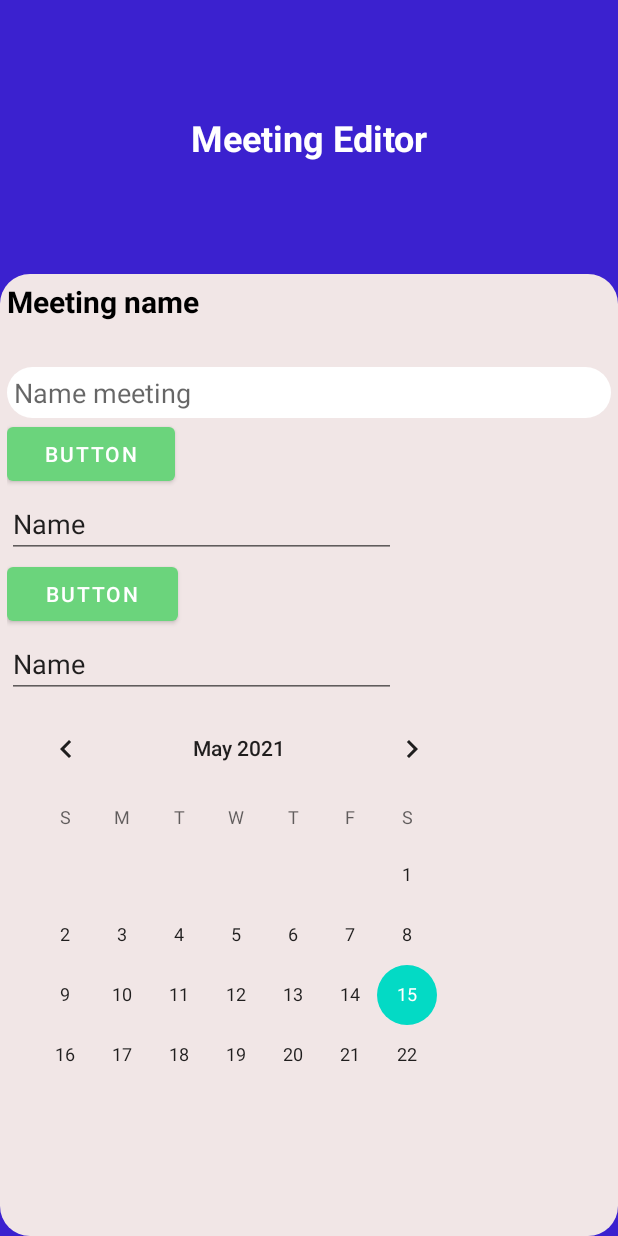
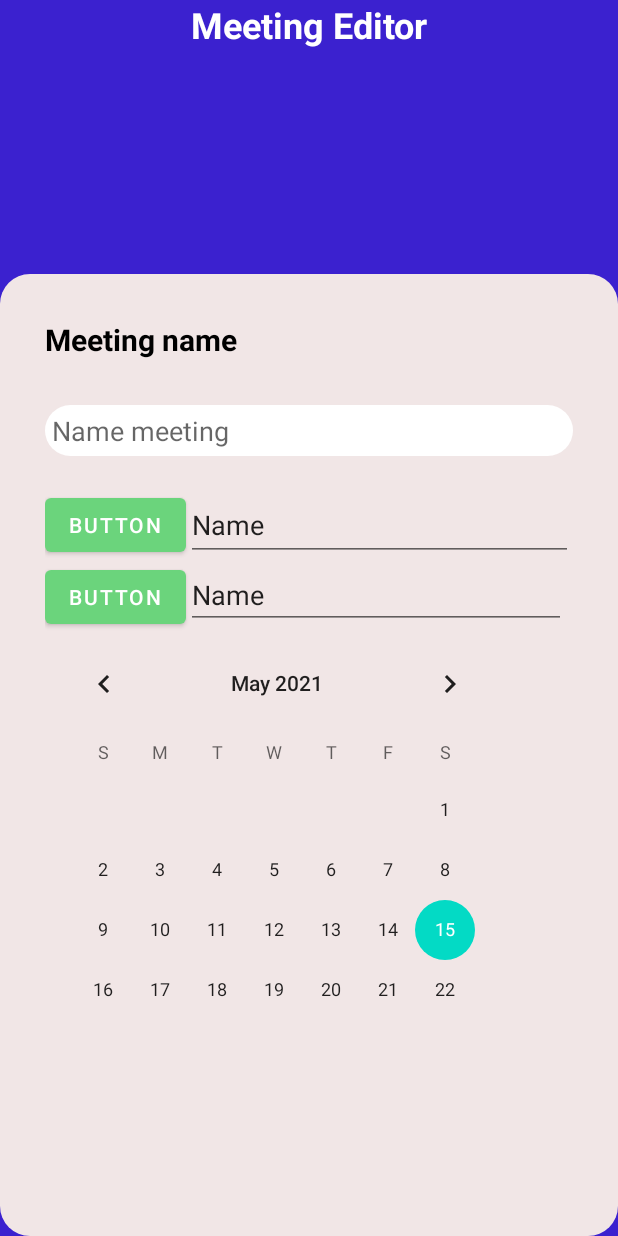
Before and after one commit to tipeXwins/tipexlunch, an Android app: the screen it shows after launch (MainActivity), on a phone screen of 412 x 824 dp. Run offline under Robolectric (Android 15) with nearby library versions, the phone set to English and light mode, and no system bars.

Commit message:
Modifique fragment editor y margins

```diff
--- a/app/src/main/java/com/example/intouch/EditorFragment.kt
+++ b/app/src/main/java/com/example/intouch/EditorFragment.kt
@@ -20,9 +20,9 @@ class EditorFragment(): Fragment(){
     override fun onViewCreated(view: View, savedInstanceState: Bundle?) {
         super.onViewCreated(view, savedInstanceState)
 
-        view.findViewById<Button>(R.id.buttontron).setOnClickListener {
-            findNavController().navigate(R.id.ruta)
-        }
+       // view.findViewById<Button>(R.id.buttontron).setOnClickListener {
+         //   findNavController().navigate(R.id.ruta)
+       // }
     }
 
  }
--- a/app/src/main/res/layout/fragment_editor.xml
+++ b/app/src/main/res/layout/fragment_editor.xml
@@ -29,16 +29,15 @@
             app:layout_constraintTop_toTopOf="parent" />
 
         <LinearLayout
-            android:id="@+id/linearLayout3"
             android:layout_width="412dp"
             android:layout_height="641dp"
             android:background="@drawable/roundedsquare"
             android:backgroundTint="#F1E6E6"
             android:orientation="vertical"
+            android:padding="@dimen/def_contentainer"
             app:layout_constraintBottom_toBottomOf="parent"
             app:layout_constraintEnd_toEndOf="parent"
-            app:layout_constraintStart_toStartOf="parent"
-            >
+            app:layout_constraintStart_toStartOf="parent">
 
             <TextView
                 android:id="@+id/textView"
@@ -64,9 +63,18 @@
                 android:hint="Name meeting"
                 android:inputType="text" />
 
+            <Space
+                android:layout_width="match_parent"
+                android:layout_height="22dp" />
+
+            <LinearLayout
+                android:layout_width="match_parent"
+                android:layout_height="wrap_content"
+                android:orientation="horizontal">
+
                 <Button
-                android:id="@+id/button"
-                android:layout_width="112dp"
+                    android:id="@+id/bFecha"
+                    android:layout_width="wrap_content"
                     android:layout_height="wrap_content"
                     android:allowUndo="true"
                     android:text="Button"
@@ -75,16 +83,22 @@
                     tools:text="Fecha" />
 
                 <EditText
-                android:id="@+id/editTextTextPersonName"
-                android:layout_width="259dp"
-                android:layout_height="wrap_content"
+                    android:id="@+id/eFecha"
+                    android:layout_width="match_parent"
+                    android:layout_height="match_parent"
                     android:ems="10"
                     android:inputType="textPersonName"
                     android:text="Name" />
+            </LinearLayout>
+
+            <LinearLayout
+                android:layout_width="match_parent"
+                android:layout_height="wrap_content"
+                android:orientation="horizontal">
 
                 <Button
-                android:id="@+id/button4"
-                android:layout_width="114dp"
+                    android:id="@+id/bHora"
+                    android:layout_width="wrap_content"
                     android:layout_height="wrap_content"
                     android:allowUndo="true"
                     android:text="Button"
@@ -93,12 +107,13 @@
                     tools:text="Hora" />
 
                 <EditText
-                android:id="@+id/editTextTextPersonName4"
-                android:layout_width="259dp"
+                    android:id="@+id/eHora"
+                    android:layout_width="253dp"
                     android:layout_height="wrap_content"
                     android:ems="10"
                     android:inputType="textPersonName"
                     android:text="Name" />
+            </LinearLayout>
 
             <CalendarView
                 android:id="@+id/calendarView"
--- a/app/src/main/res/values/margins.xml
+++ b/app/src/main/res/values/margins.xml
@@ -2,6 +2,7 @@
 <resources>
 
     <dimen name="def">5dp</dimen>
+    <dimen name="def_contentainer">30dp</dimen>
 
 
 
```
Lines whose indentation alone changed are shown as unchanged.
